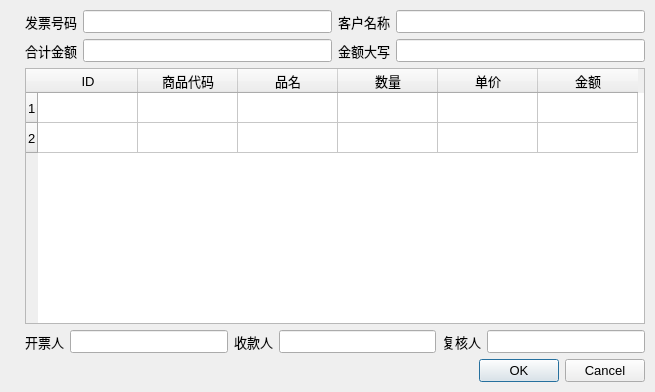
This is src/invoice/gui/form_invoice.ui in lcw2004/fapiao as Qt 5 draws it before an edit. The edited form follows.
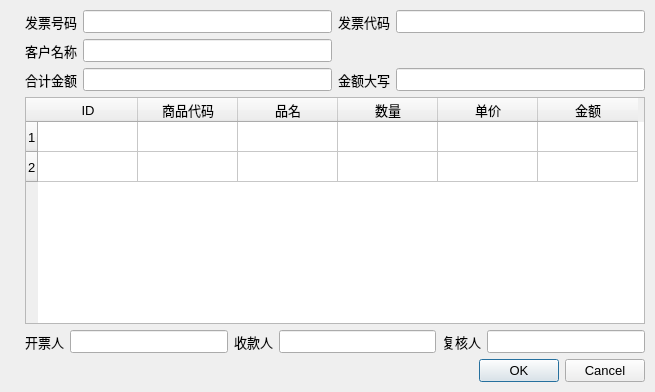
This is the edited form. Icons and pictures are not drawn.

Commit message: 添加发票代码的配置、录入以及修改

The edit to the form file:
```diff
--- a/src/invoice/gui/form_invoice.ui
+++ b/src/invoice/gui/form_invoice.ui
@@ -45,24 +45,37 @@
        <property name="margin">
         <number>0</number>
        </property>
-       <item row="3" column="3">
-        <widget class="QLineEdit" name="total_num_cn_lineEdit">
-         <property name="enabled">
-          <bool>true</bool>
-         </property>
-         <property name="dragEnabled">
-          <bool>true</bool>
-         </property>
-        </widget>
+       <item row="0" column="1">
+        <widget class="QLineEdit" name="invoice_num_lineEdit"/>
        </item>
-       <item row="3" column="2">
-        <widget class="QLabel" name="label_7">
+       <item row="0" column="0">
+        <widget class="QLabel" name="label">
          <property name="text">
-          <string>金额大写</string>
+          <string>发票号码</string>
          </property>
         </widget>
        </item>
        <item row="0" column="2">
+        <widget class="QLabel" name="label_8">
+         <property name="text">
+          <string>发票代码</string>
+         </property>
+        </widget>
+       </item>
+       <item row="4" column="0">
+        <widget class="QLabel" name="label_3">
+         <property name="text">
+          <string>合计金额</string>
+         </property>
+        </widget>
+       </item>
+       <item row="0" column="3">
+        <widget class="QLineEdit" name="invoice_code_lineEdit"/>
+       </item>
+       <item row="4" column="1">
+        <widget class="QLineEdit" name="total_num_lineEdit"/>
+       </item>
+       <item row="3" column="0">
         <widget class="QLabel" name="label_2">
          <property name="text">
           <string>客户名称</string>
@@ -70,29 +83,26 @@
         </widget>
        </item>
        <item row="3" column="1">
-        <widget class="QLineEdit" name="total_num_lineEdit"/>
-       </item>
-       <item row="0" column="1">
-        <widget class="QLineEdit" name="invoice_num_lineEdit"/>
-       </item>
-       <item row="0" column="3">
         <widget class="QLineEdit" name="custom_name_lineEdit">
          <property name="text">
           <string/>
          </property>
         </widget>
        </item>
-       <item row="3" column="0">
-        <widget class="QLabel" name="label_3">
+       <item row="4" column="2">
+        <widget class="QLabel" name="label_7">
          <property name="text">
-          <string>合计金额</string>
+          <string>金额大写</string>
          </property>
         </widget>
        </item>
-       <item row="0" column="0">
-        <widget class="QLabel" name="label">
-         <property name="text">
-          <string>发票号码</string>
+       <item row="4" column="3">
+        <widget class="QLineEdit" name="total_num_cn_lineEdit">
+         <property name="enabled">
+          <bool>true</bool>
+         </property>
+         <property name="dragEnabled">
+          <bool>true</bool>
          </property>
         </widget>
        </item>
```
Left out of the diff: 3 changed lines with no effect on the pictures. The commit also changes 10 other files.
